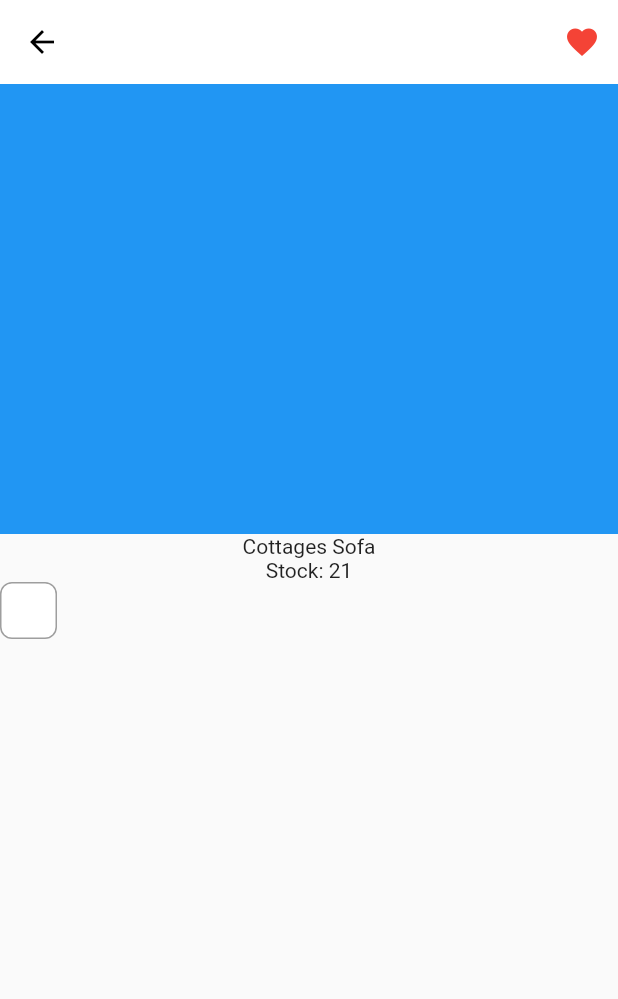
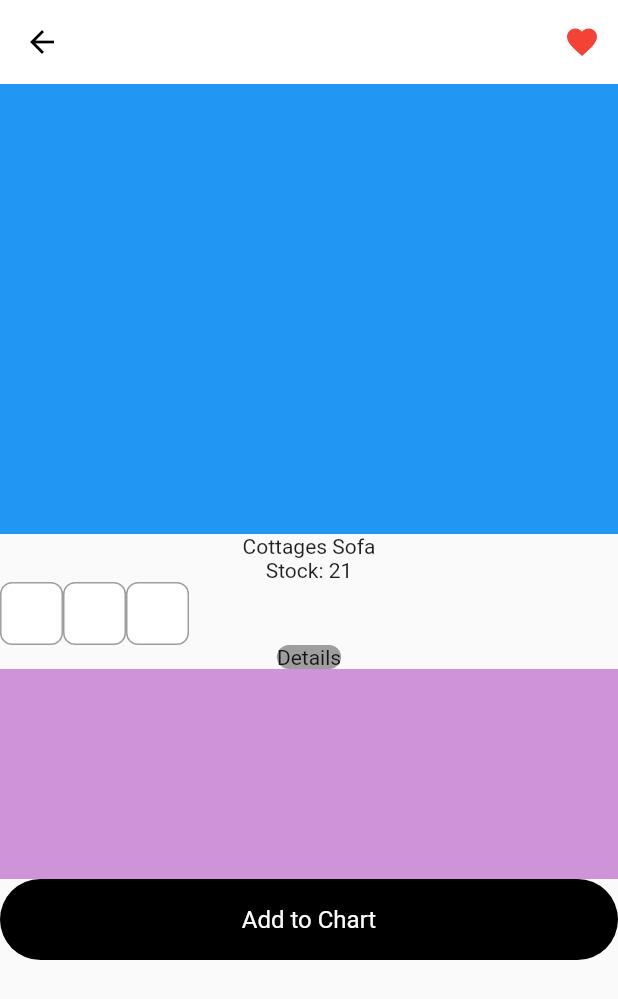
Before and after one commit to JAICHANGPARK/flutter_notebook_chapter_24, a Flutter app: the FurnitureDetailPage screen opened directly, on a phone screen of 412 x 824 dp. Shown: the top 999 px of the screen. Run offline on Flutter 3.47's test engine with Material 2 defaults, Android fonts, the phone set to English and light mode, and no system bars; our stand-ins replace flutter_riverpod, freezed_annotation, ionicons, percent_indicator; missing offline and left inert: crypto_font_icons; network calls fail.

Commit message:
Update furniture_detail_page.dart

```diff
--- a/lib/ep1371_furniture_app/view/furniture_detail_page.dart
+++ b/lib/ep1371_furniture_app/view/furniture_detail_page.dart
@@ -18,7 +18,7 @@ class _FurnitureDetailPageState extends State<FurnitureDetailPage> {
         actions: [
           IconButton(
             onPressed: () {},
-            icon: Icon(
+            icon: const Icon(
               Icons.favorite,
             ),
             color: Colors.red,
@@ -31,20 +31,64 @@ class _FurnitureDetailPageState extends State<FurnitureDetailPage> {
             height: 300,
             color: Colors.blue,
           ),
-          Text("Cottages Sofa"),
-          Text("Stock: 21"),
+          const Text("Cottages Sofa"),
+          const Text("Stock: 21"),
           Row(
             children: [
               Container(
-                height: 38,
-                width: 38,
+                height: 42,
+                width: 42,
                 decoration: BoxDecoration(
-                  color: Colors.white,
-                  border: Border.all(color: Colors.grey),
-                  borderRadius: BorderRadius.circular(8)
-                ),
+                    color: Colors.white,
+                    border: Border.all(color: Colors.grey),
+                    borderRadius: BorderRadius.circular(8)),
+              ),
+              Container(
+                height: 42,
+                width: 42,
+                decoration: BoxDecoration(
+                    color: Colors.white,
+                    border: Border.all(color: Colors.grey),
+                    borderRadius: BorderRadius.circular(8)),
+              ),
+              Container(
+                height: 42,
+                width: 42,
+                decoration: BoxDecoration(
+                    color: Colors.white,
+                    border: Border.all(color: Colors.grey),
+                    borderRadius: BorderRadius.circular(8)),
               )
             ],
+          ),
+          Container(
+            decoration: BoxDecoration(
+              color: Colors.grey,
+              borderRadius: BorderRadius.circular(24),
+            ),
+            child: const Text("Details"),
+          ),
+          Container(
+            height: 140,
+            decoration: BoxDecoration(
+              color: Colors.purple[200],
+            ),
+          ),
+          Container(
+            height: 54,
+            decoration: const ShapeDecoration(
+              shape: StadiumBorder(),
+              color: Colors.black,
+            ),
+            child: const Center(
+              child: Text(
+                "Add to Chart",
+                style: TextStyle(
+                  fontSize: 16,
+                  color: Colors.white,
+                ),
+              ),
+            ),
           )
         ],
       ),
```
